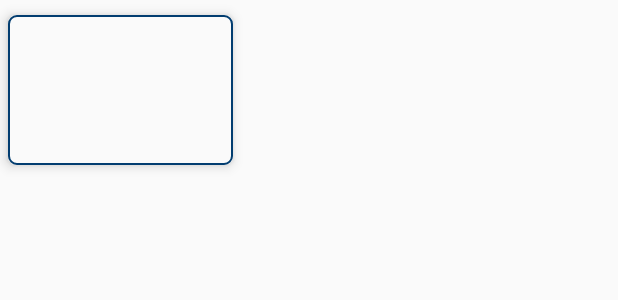
After one commit to FreeLancerProjects/Eslamypro, an Android app: the layout detail_item_row.xml on its own in the app's theme, with its tools: preview values and no code run, on a phone screen of 412 x 824 dp. The commit adds this screen. Shown: the top 300 px of the screen. Run offline under Robolectric (Android 15) with nearby library versions, the phone set to English and light mode, and no system bars; Roboto replaces fonts that are not available here.

Commit message:
initial comment

```diff
--- a/app/src/main/AndroidManifest.xml
+++ b/app/src/main/AndroidManifest.xml
@@ -22,12 +22,10 @@
         </activity>
         <activity android:name=".Activities.HomeActivity" />
         <activity android:name=".Activities.OtherActivity" />
-        <activity
-            android:name=".Activities.SimpleInvitation"
-            android:theme="@style/Theme.AppCompat.Light.NoActionBar" />
         <activity android:name=".Activities.LanguageActivity" />
         <activity android:name=".Activities.VideoActivity" />
-        <activity android:name=".Activities.WebViewActivity"></activity>
+        <activity android:name=".Activities.WebViewActivity" />
+        <activity android:name=".Activities.DetailsActivity"></activity>
     </application>
 
 </manifest>
--- a/app/src/main/java/com/semicolon/eslamy/Activities/LanguageActivity.java
+++ b/app/src/main/java/com/semicolon/eslamy/Activities/LanguageActivity.java
@@ -103,10 +103,13 @@ public class LanguageActivity extends AppCompatActivity {
     public void setPos(int pos)
     {
         String lang_id = langModelList.get(pos).getId();
-        Intent intent = new Intent(LanguageActivity.this,VideoActivity.class);
+        Intent intent = new Intent(LanguageActivity.this,DetailsActivity.class);
         intent.putExtra("type",type);
         intent.putExtra("id",lang_id);
+
+        Toast.makeText(this, "id"+lang_id+"\n"+type, Toast.LENGTH_SHORT).show();
         startActivity(intent);
+        finish();
     }
     @Override
     protected void onStart() {
--- a/app/src/main/java/com/semicolon/eslamy/Activities/OtherActivity.java
+++ b/app/src/main/java/com/semicolon/eslamy/Activities/OtherActivity.java
@@ -65,6 +65,11 @@ public class OtherActivity extends AppCompatActivity implements View.OnClickList
                 startActivity(intent4);
                 break;
             case R.id.rl5:
+                Intent shareIntent = new Intent(Intent.ACTION_SEND);
+                shareIntent.setFlags(Intent.FLAG_ACTIVITY_NEW_TASK);
+                shareIntent.setType("text/plain");
+                shareIntent.putExtra(android.content.Intent.EXTRA_TEXT, "Hey, download this app!");
+                startActivity(shareIntent.createChooser(shareIntent,"Share via"));
                 break;
             case R.id.rl6:
                 break;
--- a/app/src/main/java/com/semicolon/eslamy/Activities/VideoActivity.java
+++ b/app/src/main/java/com/semicolon/eslamy/Activities/VideoActivity.java
@@ -43,11 +43,11 @@ public class VideoActivity extends AppCompatActivity {
         }
     }
 
-    private void DisplayVideos()
+    private void DisplayDetails()
     {
         Retrofit retrofit = Api.getClient();
         Service service = retrofit.create(Service.class);
-        Call<List<OthersModel>> call = service.DisplayOthersData(id,type);
+        Call<List<OthersModel>> call = service.DisplayDetails(id,type);
 
         call.enqueue(new Callback<List<OthersModel>>() {
             @Override
@@ -79,6 +79,6 @@ public class VideoActivity extends AppCompatActivity {
     @Override
     protected void onStart() {
         super.onStart();
-        DisplayVideos();
+        DisplayDetails();
     }
 }
--- a/app/src/main/java/com/semicolon/eslamy/Activities/WebViewActivity.java
+++ b/app/src/main/java/com/semicolon/eslamy/Activities/WebViewActivity.java
@@ -44,4 +44,10 @@ public class WebViewActivity extends AppCompatActivity {
             Toast.makeText(this, ""+url, Toast.LENGTH_SHORT).show();
         }
     }
+
+    @Override
+    public void onBackPressed() {
+        super.onBackPressed();
+        finish();
+    }
 }
--- a/app/src/main/java/com/semicolon/eslamy/Services/Tags.java
+++ b/app/src/main/java/com/semicolon/eslamy/Services/Tags.java
@@ -5,6 +5,6 @@ package com.semicolon.eslamy.Services;
  */
 
 public class Tags {
-    public static String baseUrl ="http://islam.semicolonsoft.com/";
-    public static String imgPath ="http://islam.semicolonsoft.com/";
+    public static String baseUrl ="http://islam.tansiq.net/";
+    public static String imgPath ="http://islam.tansiq.net/";
 }
--- /dev/null
+++ b/app/src/main/res/drawable/detail_item_bg.xml
@@ -0,0 +1,7 @@
+<?xml version="1.0" encoding="utf-8"?>
+<shape xmlns:android="http://schemas.android.com/apk/res/android" android:shape="rectangle">
+    <corners android:radius="5dp"/>
+    <solid android:color="#fafafa"/>
+    <stroke android:color="@color/colorPrimary" android:width="1dp"/>
+
+</shape>
--- /dev/null
+++ b/app/src/main/res/layout/detail_item_row.xml
@@ -0,0 +1,21 @@
+<?xml version="1.0" encoding="utf-8"?>
+<RelativeLayout
+    xmlns:android="http://schemas.android.com/apk/res/android"
+    android:layout_width="150dp"
+    android:layout_marginLeft="5dp"
+    android:layout_marginRight="5dp"
+    android:layout_height="100dp"
+    android:background="@drawable/detail_item_bg"
+    android:elevation="5dp"
+    android:layout_marginTop="10dp"
+    >
+<TextView
+    android:id="@+id/address"
+    android:layout_width="match_parent"
+    android:layout_height="wrap_content"
+    android:layout_centerInParent="true"
+    android:gravity="center"
+    android:textColor="@color/colorPrimary"
+    android:textStyle="bold"
+    />
+</RelativeLayout>
--- a/app/src/main/res/values/colors.xml
+++ b/app/src/main/res/values/colors.xml
@@ -1,6 +1,6 @@
 <?xml version="1.0" encoding="utf-8"?>
 <resources>
-    <color name="colorPrimary">#2b3b91</color>
-    <color name="colorPrimaryDark">#2b3b91</color>
-    <color name="colorAccent">#2b3b91</color>
+    <color name="colorPrimary">#023d70</color>
+    <color name="colorPrimaryDark">#023d70</color>
+    <color name="colorAccent">#023d70</color>
 </resources>
```
Also changed, not shown: app/src/main/java/com/semicolon/eslamy/Activities/DetailsActivity.java (added, +126 -0 lines), app/src/main/java/com/semicolon/eslamy/Activities/HomeActivity.java (+5 -4 lines), app/src/main/java/com/semicolon/eslamy/Activities/SimpleInvitation.java (deleted, +0 -17 lines), app/src/main/java/com/semicolon/eslamy/Adapters/DetailsAdapter.java (added, +74 -0 lines), app/src/main/java/com/semicolon/eslamy/Adapters/SimpleAdapter.java (deleted, +0 -9 lines), app/src/main/java/com/semicolon/eslamy/Models/QuesModel.java (added, +56 -0 lines), app/src/main/java/com/semicolon/eslamy/Services/Service.java (+6 -1 lines), app/src/main/res/layout/activity_details.xml (added, +41 -0 lines), app/src/main/res/layout/activity_simple_invitation.xml (deleted, +0 -64 lines).
